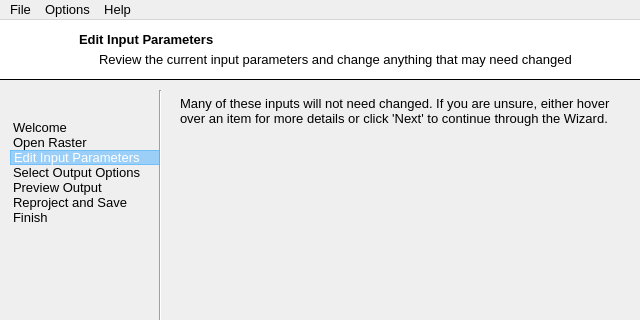
First picture: the form in wizard.ui, repository stramel/drasterblaster, before the edit; both pictures show x 0 to 640 and y 0 to 320 of the 640 by 480 pixel window.
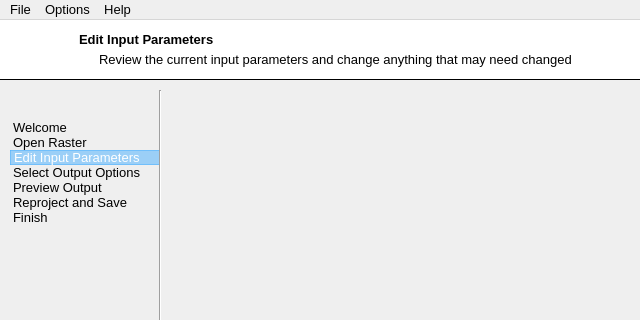
Second picture: the form after the edit. The open tabs and pages were chosen to show the change. Icons and pictures are not drawn.

Commit message: Finished making the created forms pretty

Patch:
```diff
--- a/wizard.ui
+++ b/wizard.ui
@@ -1467,35 +1467,14 @@
       <property name="geometry">
        <rect>
         <x>170</x>
-        <y>110</y>
+        <y>70</y>
         <width>461</width>
-        <height>301</height>
+        <height>341</height>
        </rect>
       </property>
       <widget class="QWidget" name="page"/>
       <widget class="QWidget" name="page_2"/>
      </widget>
-     <widget class="QLabel" name="label_16">
-      <property name="geometry">
-       <rect>
-        <x>180</x>
-        <y>70</y>
-        <width>441</width>
-        <height>41</height>
-       </rect>
-      </property>
-      <property name="font">
-       <font>
-        <pointsize>10</pointsize>
-       </font>
-      </property>
-      <property name="text">
-       <string>Many of these inputs will not need changed. If you are unsure, either hover over an item for more details or click 'Next' to continue through the Wizard.</string>
-      </property>
-      <property name="wordWrap">
-       <bool>true</bool>
-      </property>
-     </widget>
     </widget>
     <widget class="QWidget" name="SelectOutputOptions">
      <widget class="Line" name="line_3">
```
Left out of the diff: 7 changed lines with no effect on the pictures. The commit also changes 7 other files.
